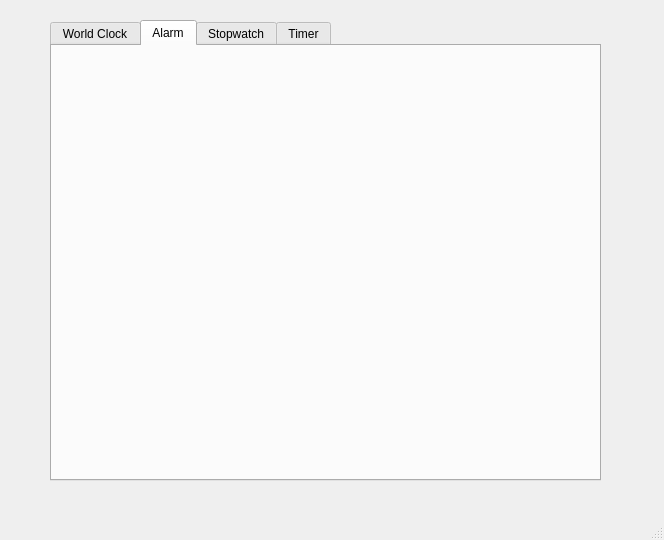
MahdiAhmadiKamal/PyLearn7-GUI, file PyLearn7-Assignment25/mainwindow.ui: the form before one commit.
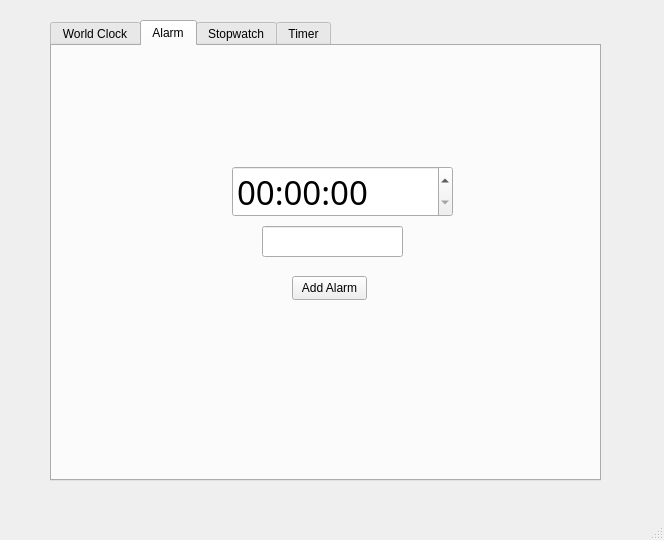
The form after the commit.

The edit to the form file:
```diff
--- a/PyLearn7-Assignment25/mainwindow.ui
+++ b/PyLearn7-Assignment25/mainwindow.ui
@@ -96,6 +96,56 @@
      <attribute name="title">
       <string>Alarm</string>
      </attribute>
+     <widget class="QPushButton" name="btn_add_alarm">
+      <property name="geometry">
+       <rect>
+        <x>240</x>
+        <y>230</y>
+        <width>75</width>
+        <height>24</height>
+       </rect>
+      </property>
+      <property name="text">
+       <string>Add Alarm</string>
+      </property>
+     </widget>
+     <widget class="QLineEdit" name="tbx_new_alarm_name">
+      <property name="geometry">
+       <rect>
+        <x>210</x>
+        <y>180</y>
+        <width>141</width>
+        <height>31</height>
+       </rect>
+      </property>
+     </widget>
+     <widget class="QTimeEdit" name="bx_time">
+      <property name="geometry">
+       <rect>
+        <x>180</x>
+        <y>120</y>
+        <width>221</width>
+        <height>51</height>
+       </rect>
+      </property>
+      <property name="font">
+       <font>
+        <family>Seven Segment</family>
+        <pointsize>25</pointsize>
+       </font>
+      </property>
+     </widget>
+     <widget class="QWidget" name="layoutWidget">
+      <property name="geometry">
+       <rect>
+        <x>20</x>
+        <y>20</y>
+        <width>511</width>
+        <height>61</height>
+       </rect>
+      </property>
+      <layout class="QGridLayout" name="layout_alarms"/>
+     </widget>
     </widget>
     <widget class="QWidget" name="tab_3">
      <attribute name="title">
```
